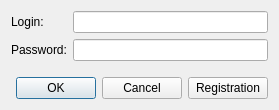
This is client/ui/loginform.ui in DmitryVic/ChatQT as Qt 5 draws it before an edit. The edited form follows.
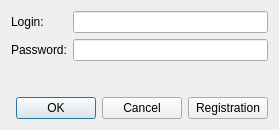
This is the edited form.

What changed in the file:
```diff
--- a/client/ui/loginform.ui
+++ b/client/ui/loginform.ui
@@ -7,7 +7,7 @@
     <x>0</x>
     <y>0</y>
     <width>279</width>
-    <height>110</height>
+    <height>130</height>
    </rect>
   </property>
   <property name="windowTitle">
@@ -65,6 +65,13 @@
      </property>
     </spacer>
    </item>
+   <item>
+    <widget class="QLabel" name="serverAnswer">
+     <property name="text">
+      <string/>
+     </property>
+    </widget>
+   </item>
    <item>
     <layout class="QHBoxLayout" name="horizontalLayout" stretch="1,0">
      <item>
```
